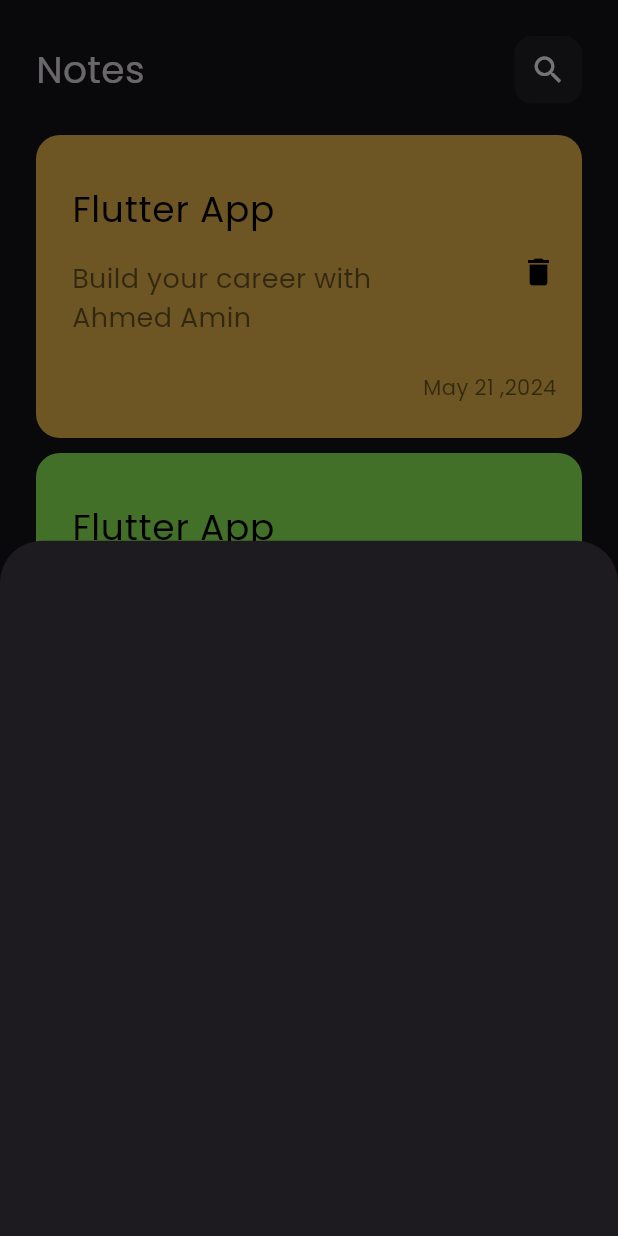
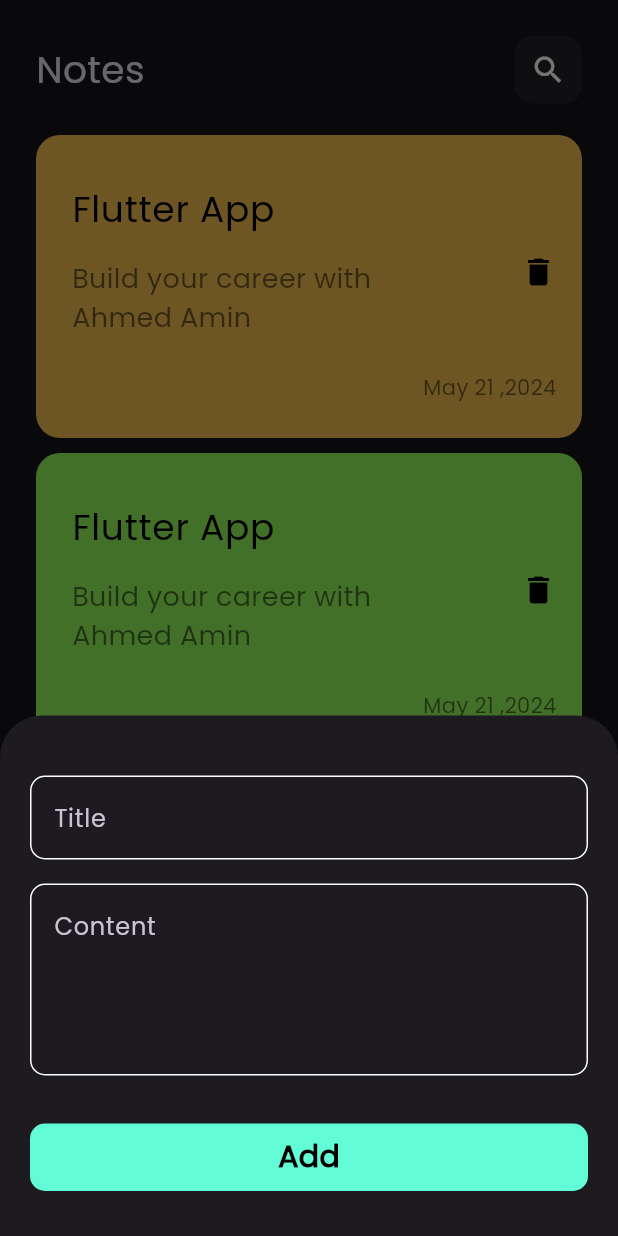
Before and after one commit to AhmedAmin55/note, a Flutter app: the screen it shows after launch, after a tap on the "add" icon, on a phone screen of 412 x 824 dp. Run offline on Flutter 3.47's test engine with Material 3 defaults, Android fonts, the phone set to English and light mode, and no system bars.

Commit message:
finish ShowModelBottomSheet

```diff
--- a/lib/views/notes_view.dart
+++ b/lib/views/notes_view.dart
@@ -1,5 +1,6 @@
 import 'package:flutter/material.dart';
 import 'package:note_app_with_tharwat/views/widgets/notesviewbody.dart';
+import 'package:note_app_with_tharwat/views/widgets/addnotebottomsheet.dart';
 
 class NotesView extends StatelessWidget {
   const NotesView({super.key});
@@ -22,12 +23,3 @@
     );
   }
 }
-
-class AddNoteBottomSheet extends StatelessWidget {
-  const AddNoteBottomSheet({super.key});
-
-  @override
-  Widget build(BuildContext context) {
-    return Container();
-  }
-}
--- /dev/null
+++ b/lib/views/widgets/Custom_textformfield.dart
@@ -0,0 +1,36 @@
+import 'package:flutter/material.dart';
+
+class CustomTextFormField extends StatelessWidget {
+  const CustomTextFormField({
+    super.key,
+    required this.hintText,
+    this.maxLines = 1,
+  });
+  final String hintText;
+  final int maxLines;
+  @override
+  Widget build(BuildContext context) {
+    return TextFormField(
+      maxLines: maxLines,
+      cursorColor: Color(0xff62FCD7),
+      decoration: InputDecoration(
+        hintText: hintText,
+        border: buildBorder(),
+        enabledBorder: buildBorder(),
+        focusedBorder: buildBorder(
+          (Color(0xff62FCD7)),
+        ),
+      ),
+    );
+  }
+}
+
+OutlineInputBorder buildBorder([color = Colors.white]) {
+  return OutlineInputBorder(
+    borderRadius: BorderRadius.circular(10),
+    borderSide: BorderSide(
+      color: color,
+      width: 1,
+    ),
+  );
+}
--- a/lib/views/widgets/addnotebottomsheet.dart
+++ b/lib/views/widgets/addnotebottomsheet.dart
@@ -0,0 +1,53 @@
+import 'package:flutter/material.dart';
+import 'package:note_app_with_tharwat/views/widgets/Custom_textformfield.dart';
+
+class AddNoteBottomSheet extends StatelessWidget {
+  const AddNoteBottomSheet({super.key});
+
+  @override
+  Widget build(BuildContext context) {
+    return Padding(
+      padding: EdgeInsets.only(right: 20, left: 20, bottom: 30),
+      child: SingleChildScrollView(
+        child: Column(
+          children: [
+            SizedBox(
+              height: 40,
+            ),
+            CustomTextFormField(
+              hintText: "Title",
+            ),
+            SizedBox(
+              height: 16,
+            ),
+            CustomTextFormField(
+              hintText: "Content",
+              maxLines: 4,
+            ),
+            SizedBox(
+              height: 32,
+            ),
+            GestureDetector(
+              child: Container(
+                height: 45,
+                width: MediaQuery.of(context).size.width,
+                decoration: BoxDecoration(
+                    color: Color(0xff62FCD7),
+                    borderRadius: BorderRadius.circular(10)),
+                child: Center(
+                  child: Text(
+                    "Add",
+                    style: TextStyle(
+                        fontSize: 20,
+                        color: Colors.black,
+                        fontWeight: FontWeight.w600),
+                  ),
+                ),
+              ),
+            )
+          ],
+        ),
+      ),
+    );
+  }
+}
```
